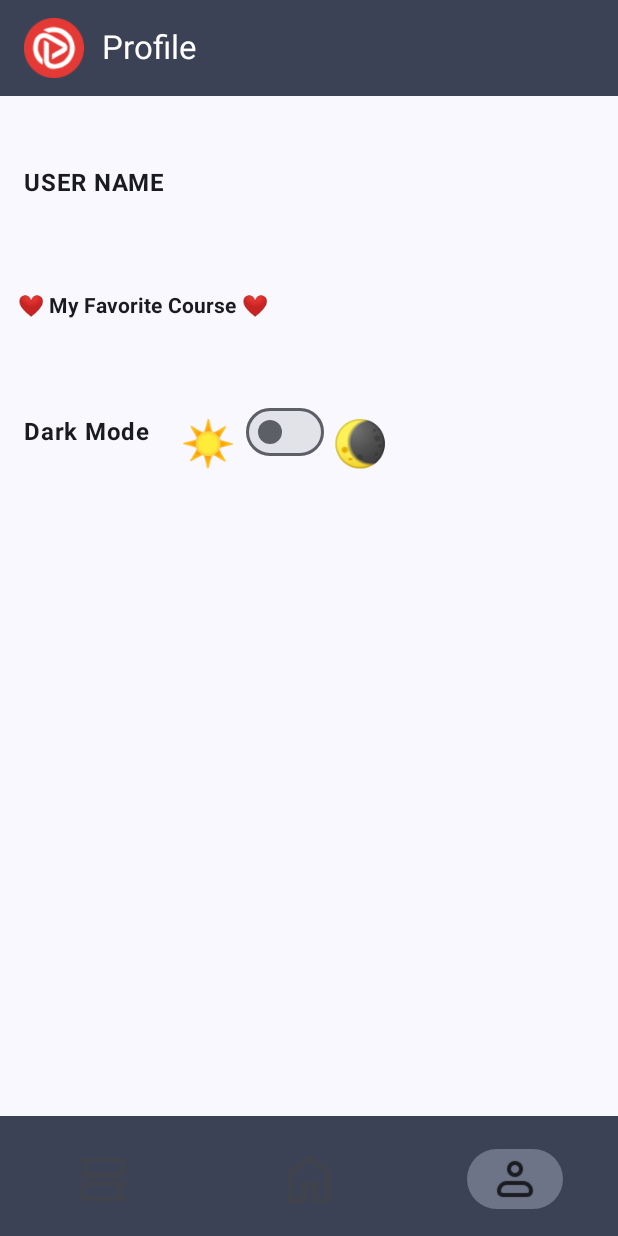
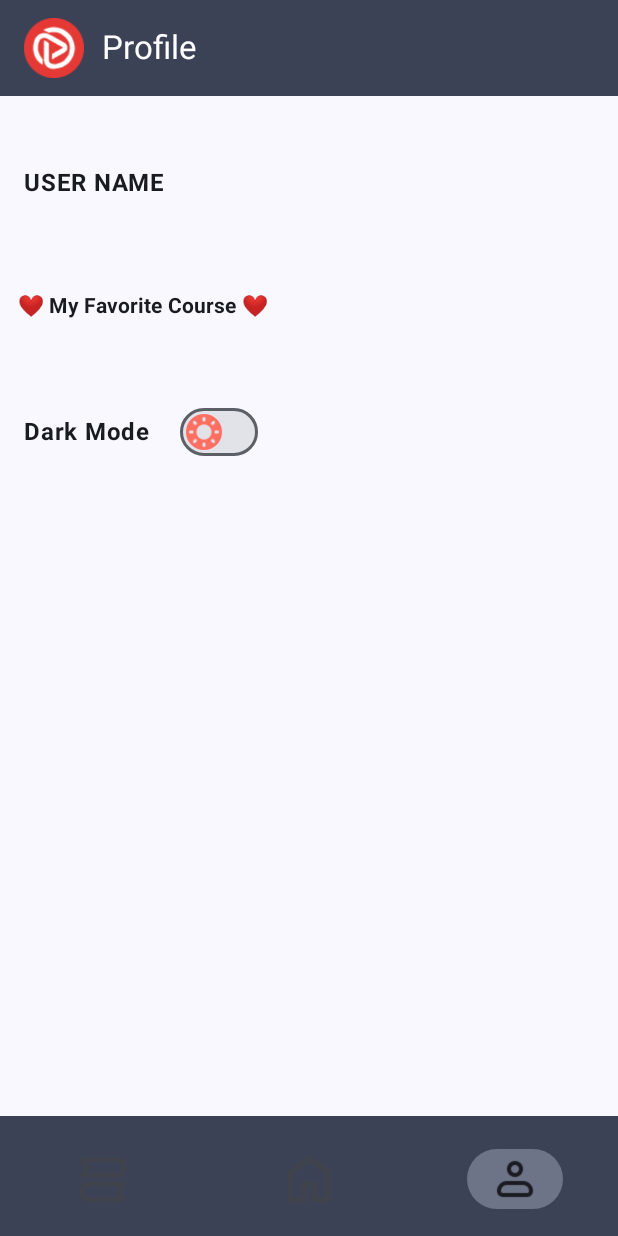
Before and after one commit to merveoktay/LearnConnect, an Android app built with Jetpack Compose: the HomeScreen screen opened through its navigation route, item 3 of the bottom bar chosen, on a phone screen of 412 x 824 dp. Run offline under Robolectric (Android 15) with nearby library versions, the phone set to English and light mode, and no system bars; our stand-ins replace Dagger/Hilt's generated code, Room's generated code, livedata-compose; pictures from the network do not load.

```diff
--- a/app/src/main/java/com/example/learnconnect/MainActivity.kt
+++ b/app/src/main/java/com/example/learnconnect/MainActivity.kt
@@ -3,7 +3,9 @@ package com.example.learnconnect
 import android.os.Bundle
 import androidx.activity.ComponentActivity
 import androidx.activity.compose.setContent
+import androidx.compose.runtime.mutableStateOf
 import androidx.compose.runtime.remember
+import androidx.compose.runtime.saveable.rememberSaveable
 import androidx.compose.ui.platform.LocalContext
 import com.example.learnconnect.navigation.AppNavHost
 import com.example.learnconnect.theme.LearnConnectTheme
@@ -17,9 +19,9 @@ class MainActivity : ComponentActivity() {
         setContent {
             val context = LocalContext.current
             val themePreferences = remember { ThemePreferences(context) }
-            val isDarkTheme = themePreferences.getDarkModeState()
+            val isDarkTheme = rememberSaveable { mutableStateOf(themePreferences.getDarkModeState()) }
 
-            LearnConnectTheme(isDarkTheme = isDarkTheme) {
+            LearnConnectTheme(isDarkTheme = isDarkTheme.value) {
                 App()
                 AppNavHost()
             }
--- a/app/src/main/java/com/example/learnconnect/dao/CourseDao.kt
+++ b/app/src/main/java/com/example/learnconnect/dao/CourseDao.kt
@@ -58,5 +58,5 @@ interface CourseDao {
     suspend fun isUserEnrolled(userId: Int, courseId: Int): Boolean
 
     @Query("SELECT * FROM videos WHERE id = :videoId LIMIT 1")
-    fun getVideoById(videoId: Int): Video
+    suspend fun getVideoById(videoId: Int): Video
 }
--- a/app/src/main/java/com/example/learnconnect/initialize/CourseCategoryProvider.kt
+++ b/app/src/main/java/com/example/learnconnect/initialize/CourseCategoryProvider.kt
@@ -344,7 +344,7 @@ class CourseCategoryProvider @Inject constructor(private val courseDao: CourseDa
     suspend fun isUserEnrolled(userId: Int, courseId: Int): Boolean {
         return courseDao.isUserEnrolled(userId, courseId)
     }
-    fun getVideoById(videoId: Int): Video {
+    suspend fun getVideoById(videoId: Int): Video {
         return courseDao.getVideoById(videoId)
     }
 
--- a/app/src/main/java/com/example/learnconnect/ui/CourseScreen.kt
+++ b/app/src/main/java/com/example/learnconnect/ui/CourseScreen.kt
@@ -165,9 +165,12 @@ fun VideoCard(
         modifier = Modifier
             .fillMaxWidth()
             .clickable {
+
                 PreferencesManager.clearVideoLink(context)
                 PreferencesManager.saveVideoLink(context = context, video.url)
+                Log.d("Video Card içinde video url ",video.id.toString())
                 onNavigateToVideoPlayer(video.id)
+
             }
     ) {
         Column {
--- a/app/src/main/java/com/example/learnconnect/ui/HomeScreen.kt
+++ b/app/src/main/java/com/example/learnconnect/ui/HomeScreen.kt
@@ -2,6 +2,7 @@ package com.example.learnconnect.ui
 
 import android.util.Log
 import androidx.compose.foundation.Image
+import androidx.compose.foundation.background
 import androidx.compose.foundation.clickable
 import androidx.compose.foundation.layout.Arrangement
 import androidx.compose.foundation.layout.Box
@@ -49,6 +50,8 @@ import androidx.compose.ui.unit.dp
 import coil.compose.AsyncImage
 import com.example.learnconnect.PreferencesManager
 import com.example.learnconnect.R
+import com.example.learnconnect.theme.LearnConnectTheme
+import com.example.learnconnect.theme.ThemePreferences
 import com.example.learnconnect.viewModels.CourseViewModel
 
 @Composable
@@ -58,24 +61,27 @@ fun HomeScreen(
     onNavigateToCourses: () -> Unit,
     courseViewModel: CourseViewModel,
 ) {
-
+    val themePreferences= ThemePreferences(context = LocalContext.current)
+    val isDarkTheme = themePreferences.getDarkModeState()
 
     LaunchedEffect(Unit) {
         courseViewModel.loadCategories()
         courseViewModel.loadCourses()
+        themePreferences.getDarkModeState()
     }
     Scaffold(
         topBar = {
-            HomeTopBar()
+            HomeTopBar(isDarkTheme)
         },
         bottomBar = {
-            HomeBottomBar(onNavigateToProfile, onNavigateToCourses)
+            HomeBottomBar(onNavigateToProfile, onNavigateToCourses,isDarkTheme)
         },
         content = { innerPadding ->
             HomeContent(
                 modifier = Modifier.padding(innerPadding),
                 courseViewModel,
-                onNavigateToCourse
+                onNavigateToCourse,
+                isDarkTheme
             )
         }
     )
@@ -83,7 +89,7 @@ fun HomeScreen(
 
 @OptIn(ExperimentalMaterial3Api::class)
 @Composable
-fun HomeTopBar() {
+fun HomeTopBar(isDarkTheme:Boolean) {
         TopAppBar(
             colors = TopAppBarDefaults.topAppBarColors(
                 containerColor = MaterialTheme.colorScheme.secondary
@@ -106,20 +112,22 @@ fun HomeTopBar() {
         )
     }
 
+
 @Composable
 fun HomeContent(
     modifier: Modifier = Modifier,
     courseViewModel: CourseViewModel,
     onNavigateToCourse: (Int) -> Unit,
+    isDarkTheme:Boolean
 ) {
     var selectedCategory by remember { mutableStateOf<Int?>(null) }
     val categories by courseViewModel.categories.observeAsState(emptyList())
     val courses by courseViewModel.courses.observeAsState(emptyList())
-
     Column(
             modifier = modifier
                 .fillMaxSize()
                 .padding(16.dp)
+
         ) {
             LazyRow(
                 modifier = Modifier
@@ -130,13 +138,14 @@ fun HomeContent(
                 item {
                     Chip(
                         text = "All Courses",
-                    onClick = { selectedCategory = null }
+                        onClick = { selectedCategory = null }, isDarkTheme
                     )
                 }
                 items(categories) { category ->
                     Chip(
                         text = category.name,
-                    onClick = { selectedCategory = category.id }
+                        onClick = { selectedCategory = category.id },
+                        isDarkTheme
                     )
                 }
             }
@@ -153,15 +162,17 @@ fun HomeContent(
                         imageUrl = course.course_image,
                         courseName = course.name,
                         onNavigateToCourse,
-                    course.id
+                        course.id, isDarkTheme
                     )
                 }
             }
         }
     }
 
+
 @Composable
-fun HomeBottomBar(onNavigateToProfile: () -> Unit, onNavigateToCourses: () -> Unit) {
+fun HomeBottomBar(onNavigateToProfile: () -> Unit, onNavigateToCourses: () -> Unit,isDarkTheme:Boolean) {
+    LearnConnectTheme(isDarkTheme = isDarkTheme) {
         BottomAppBar(
             containerColor = MaterialTheme.colorScheme.secondary
         ) {
@@ -205,9 +216,10 @@ fun HomeBottomBar(onNavigateToProfile: () -> Unit, onNavigateToCourses: () -> Un
             }
         }
     }
+}
 
 @Composable
-fun Chip(text: String, onClick: () -> Unit) {
+fun Chip(text: String, onClick: () -> Unit,isDarkTheme:Boolean) {
         Surface(
             modifier = Modifier
                 .clickable { onClick() }
@@ -228,12 +240,14 @@ fun Chip(text: String, onClick: () -> Unit) {
         }
     }
 
+
 @Composable
 fun VideoCard(
     imageUrl: String,
     courseName: String,
     onNavigateToCourse: (Int) -> Unit,
     courseId: Int,
+    isDarkTheme:Boolean
 ) {
         Card(
             shape = RoundedCornerShape(16.dp),
@@ -262,4 +276,5 @@ fun VideoCard(
                 )
             }
         }
+
 }
--- a/app/src/main/java/com/example/learnconnect/ui/ProfileScreen.kt
+++ b/app/src/main/java/com/example/learnconnect/ui/ProfileScreen.kt
@@ -1,5 +1,7 @@
 package com.example.learnconnect.ui
 
+import android.annotation.SuppressLint
+import android.util.Log
 import androidx.compose.foundation.Image
 import androidx.compose.foundation.background
 import androidx.compose.foundation.layout.Box
@@ -7,11 +9,11 @@ import androidx.compose.foundation.layout.Column
 import androidx.compose.foundation.layout.Row
 import androidx.compose.foundation.layout.Spacer
 import androidx.compose.foundation.layout.fillMaxSize
-import androidx.compose.foundation.layout.fillMaxWidth
 import androidx.compose.foundation.layout.height
 import androidx.compose.foundation.layout.padding
 import androidx.compose.foundation.layout.size
 import androidx.compose.foundation.layout.width
+import androidx.compose.foundation.layout.wrapContentSize
 import androidx.compose.material3.BottomAppBar
 import androidx.compose.material3.ExperimentalMaterial3Api
 import androidx.compose.material3.Icon
@@ -20,6 +22,8 @@ import androidx.compose.material3.NavigationBar
 import androidx.compose.material3.NavigationBarItem
 import androidx.compose.material3.Scaffold
 import androidx.compose.material3.Switch
+import androidx.compose.material3.SwitchColors
+import androidx.compose.material3.SwitchDefaults
 import androidx.compose.material3.Text
 import androidx.compose.material3.TextButton
 import androidx.compose.material3.TopAppBar
@@ -29,15 +33,15 @@ import androidx.compose.runtime.LaunchedEffect
 import androidx.compose.runtime.getValue
 import androidx.compose.runtime.mutableStateOf
 import androidx.compose.runtime.remember
+import androidx.compose.runtime.saveable.rememberSaveable
 import androidx.compose.runtime.setValue
 import androidx.compose.ui.Alignment
 import androidx.compose.ui.Modifier
 import androidx.compose.ui.platform.LocalContext
+import androidx.compose.ui.res.colorResource
 import androidx.compose.ui.res.painterResource
 import androidx.compose.ui.text.font.FontWeight
 import androidx.compose.ui.unit.dp
-import androidx.compose.ui.unit.sp
-import com.example.learnconnect.App
 import com.example.learnconnect.R
 import com.example.learnconnect.theme.LearnConnectTheme
 import com.example.learnconnect.theme.ThemePreferences
@@ -49,34 +53,39 @@ fun ProfileScreen(
     onNavigateToCourses: () -> Unit,
 ) {
     val themePreferences=ThemePreferences(context = LocalContext.current)
-    var isDarkTheme = themePreferences.getDarkModeState()
+    val isDarkTheme = themePreferences.getDarkModeState()
     LaunchedEffect(isDarkTheme) {
         themePreferences.saveDarkModeState(isDarkTheme)
+        themePreferences.getDarkModeState()
     }
+    LearnConnectTheme(isDarkTheme = isDarkTheme) {
+        Log.d("isDarkTheme",isDarkTheme.toString())
         Scaffold(
             topBar = {
-            ProfileTopBar()
+                ProfileTopBar(isDarkTheme = isDarkTheme)
             },
             bottomBar = {
-            ProfileBottomBar(onNavigateToHome, onNavigateToCourses)
+                ProfileBottomBar(onNavigateToHome, onNavigateToCourses,isDarkTheme = isDarkTheme)
             },
             content = { innerPadding ->
                 ProfileContent(
                     modifier = Modifier.padding(innerPadding),
                     onNavigateToFavorite,
                     isDarkTheme = isDarkTheme,
-                onThemeChanged = { isDarkTheme = it }
                 )
             }
         )
     }
+}
 @OptIn(ExperimentalMaterial3Api::class)
 @Composable
-fun ProfileTopBar() {
+fun ProfileTopBar( isDarkTheme: Boolean) {
+    LearnConnectTheme(isDarkTheme = isDarkTheme) {
+        Log.d("isDarkThemeTopBar",isDarkTheme.toString())
         TopAppBar(
             colors = TopAppBarDefaults.topAppBarColors(
                 containerColor = MaterialTheme.colorScheme.secondary
-        ),        title = {
+            ), title = {
                 Row(verticalAlignment = Alignment.CenterVertically) {
                     Image(
                         painter = painterResource(id = R.drawable.xsmall_brand_logo),
@@ -90,9 +99,12 @@ fun ProfileTopBar() {
             actions = {}
         )
     }
+}
 
 @Composable
-fun ProfileBottomBar(onNavigateToHome: () -> Unit, onNavigateToCourses: () -> Unit) {
+fun ProfileBottomBar(onNavigateToHome: () -> Unit, onNavigateToCourses: () -> Unit, isDarkTheme: Boolean) {
+    Log.d("isDarkThemeBottomBar",isDarkTheme.toString())
+    LearnConnectTheme(isDarkTheme = isDarkTheme) {
         BottomAppBar(
             containerColor = MaterialTheme.colorScheme.secondary
         ) {
@@ -132,7 +144,9 @@ fun ProfileBottomBar(onNavigateToHome: () -> Unit, onNavigateToCourses: () -> Un
                         )
                     },
                     selected = true,
-                onClick = {},)
+                    onClick = {},
+                )
+            }
         }
     }
 }
@@ -143,8 +157,9 @@ fun ProfileContent(
     modifier: Modifier = Modifier,
     onNavigateToFavorite: () -> Unit,
     isDarkTheme: Boolean,
-    onThemeChanged: (Boolean) -> Unit
 ) {
+    LearnConnectTheme(isDarkTheme = isDarkTheme) {
+        Log.d("isDarkThemeContent",isDarkTheme.toString())
         Box(
             modifier = modifier
                 .fillMaxSize()
@@ -176,13 +191,15 @@ fun ProfileContent(
             }
         }
     }
+}
 
+@SuppressLint("UseCompatLoadingForDrawables")
 @Composable
 fun DarkModeToggleScreen() {
     val context = LocalContext.current
     val themePreferences = remember { ThemePreferences(context) }
 
-    var isDarkTheme by remember { mutableStateOf(themePreferences.getDarkModeState()) }
+    var isDarkTheme by rememberSaveable { mutableStateOf(themePreferences.getDarkModeState()) }
 
 
     LearnConnectTheme(isDarkTheme = isDarkTheme) {
@@ -190,7 +207,7 @@ fun DarkModeToggleScreen() {
             verticalAlignment = Alignment.CenterVertically,
             modifier = Modifier
                 .padding(16.dp)
-                .fillMaxWidth()
+                .wrapContentSize()
                 .background(MaterialTheme.colorScheme.background)
         ) {
             Text(
@@ -200,28 +217,29 @@ fun DarkModeToggleScreen() {
                 color = MaterialTheme.colorScheme.onBackground
             )
             Spacer(modifier = Modifier.width(20.dp))
-            Text(
-                text = "☀️",
-                modifier = Modifier.align(Alignment.CenterVertically),
-                fontSize = 30.sp
-            )
-            Spacer(modifier = Modifier.width(5.dp))
             Switch(
                 checked = isDarkTheme,
                 onCheckedChange = { newValue ->
                     isDarkTheme = newValue
+                    themePreferences.saveDarkModeState(newValue)
                                   },
-                modifier = Modifier.padding(bottom = 16.dp)
+                modifier = Modifier.padding(bottom = 16.dp),thumbContent = {
+                    Icon(
+                        painter = if (isDarkTheme) painterResource(id = R.drawable.moon_icon) else painterResource(id = R.drawable.sun_icon) ,
+                        contentDescription = if (isDarkTheme) "Dark Theme" else "Light Theme",
+                        modifier = Modifier.size(24.dp)
                     )
-            Spacer(modifier = Modifier.width(5.dp))
-            Text(
-                text = "🌘",
-                modifier = Modifier.align(Alignment.CenterVertically),
-                fontSize = 30.sp
+                },
+                colors = SwitchDefaults.colors(
+                    checkedThumbColor = colorResource(id = R.color.hint_color),
+                    uncheckedThumbColor = colorResource(id = R.color.brand_color)
+                )
             )
         }
-    }
+        Log.d("isDarkThemeSwitch",isDarkTheme.toString())
         LaunchedEffect(isDarkTheme) {
             themePreferences.saveDarkModeState(isDarkTheme)
         }
     }
+
+}
--- a/app/src/main/java/com/example/learnconnect/viewModels/CourseViewModel.kt
+++ b/app/src/main/java/com/example/learnconnect/viewModels/CourseViewModel.kt
@@ -134,8 +134,6 @@ class CourseViewModel @Inject constructor(private val courseRepository: CourseRe
 
     }
 
-
-
     private fun filterVideos() {
         val query = searchQuery.value.orEmpty()
         val videos = _videos.value.orEmpty()
@@ -164,12 +162,11 @@ class CourseViewModel @Inject constructor(private val courseRepository: CourseRe
     }
 
 
-    fun getVideoDetails(videoId: Int): LiveData<Video> {
+    fun getVideoDetails(videoId: Int){
         viewModelScope.launch {
             val fetchedVideo = courseRepository.getVideoById(videoId)
             _video.postValue(fetchedVideo)
         }
-        return video
     }
 
 }
--- /dev/null
+++ b/app/src/main/res/drawable/nightlight_icon.xml
@@ -0,0 +1,5 @@
+<vector xmlns:android="http://schemas.android.com/apk/res/android" android:height="24dp" android:tint="#4C4C4C" android:viewportHeight="24" android:viewportWidth="24" android:width="24dp">
+
+    <path android:fillColor="@android:color/white" android:pathData="M14,2c1.82,0 3.53,0.5 5,1.35C16.01,5.08 14,8.3 14,12s2.01,6.92 5,8.65C17.53,21.5 15.82,22 14,22C8.48,22 4,17.52 4,12S8.48,2 14,2z"/>
+
+</vector>
--- /dev/null
+++ b/app/src/main/res/drawable/sunny_icon.xml
@@ -0,0 +1,5 @@
+<vector xmlns:android="http://schemas.android.com/apk/res/android" android:height="24dp" android:tint="#EC6464" android:viewportHeight="24" android:viewportWidth="24" android:width="24dp">
+
+    <path android:fillColor="@android:color/white" android:pathData="M11,4V2c0,-0.55 0.45,-1 1,-1s1,0.45 1,1v2c0,0.55 -0.45,1 -1,1S11,4.55 11,4zM18.36,7.05l1.41,-1.42c0.39,-0.39 0.39,-1.02 0,-1.41c-0.39,-0.39 -1.02,-0.39 -1.41,0l-1.41,1.42c-0.39,0.39 -0.39,1.02 0,1.41C17.34,7.44 17.97,7.44 18.36,7.05zM22,11h-2c-0.55,0 -1,0.45 -1,1s0.45,1 1,1h2c0.55,0 1,-0.45 1,-1S22.55,11 22,11zM12,19c-0.55,0 -1,0.45 -1,1v2c0,0.55 0.45,1 1,1s1,-0.45 1,-1v-2C13,19.45 12.55,19 12,19zM5.64,7.05L4.22,5.64c-0.39,-0.39 -0.39,-1.03 0,-1.41s1.03,-0.39 1.41,0l1.41,1.41c0.39,0.39 0.39,1.03 0,1.41S6.02,7.44 5.64,7.05zM16.95,16.95c-0.39,0.39 -0.39,1.03 0,1.41l1.41,1.41c0.39,0.39 1.03,0.39 1.41,0c0.39,-0.39 0.39,-1.03 0,-1.41l-1.41,-1.41C17.98,16.56 17.34,16.56 16.95,16.95zM2,13h2c0.55,0 1,-0.45 1,-1s-0.45,-1 -1,-1H2c-0.55,0 -1,0.45 -1,1S1.45,13 2,13zM5.64,19.78l1.41,-1.41c0.39,-0.39 0.39,-1.03 0,-1.41s-1.03,-0.39 -1.41,0l-1.41,1.41c-0.39,0.39 -0.39,1.03 0,1.41C4.61,20.17 5.25,20.17 5.64,19.78zM12,6c-3.31,0 -6,2.69 -6,6s2.69,6 6,6s6,-2.69 6,-6S15.31,6 12,6z"/>
+
+</vector>
```
Also changed, not shown: app/src/main/java/com/example/learnconnect/PreferencesManager.kt (+13 -10 lines), app/src/main/java/com/example/learnconnect/theme/ThemPreferences.kt (+1 -13 lines), app/src/main/java/com/example/learnconnect/ui/CoursesScreen.kt (+16 -8 lines), app/src/main/java/com/example/learnconnect/ui/VideoPlayerScreen.kt (+6 -5 lines), app/src/main/res/drawable/thumb.xml (added, +10 -0 lines), app/src/main/res/drawable/thumbfalse.xml (added, +12 -0 lines), app/src/main/res/drawable/thumbtrue.xml (added, +21 -0 lines), app/src/main/res/drawable/track.xml (added, +27 -0 lines), app/src/main/res/drawable/moon_icon.png (added), app/src/main/res/drawable/sun_icon.png (added). Lines whose indentation alone changed are shown as unchanged.
